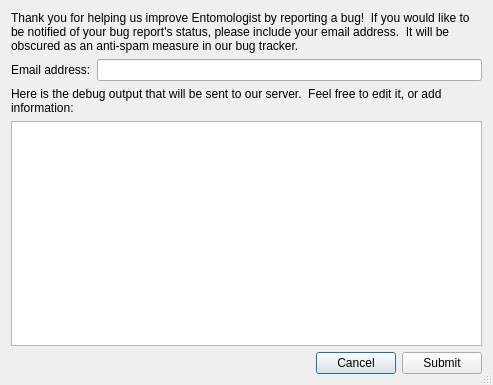
Before: the Qt Designer form ErrorReport.ui in Entomologist/entomologist, drawn with Qt 5.
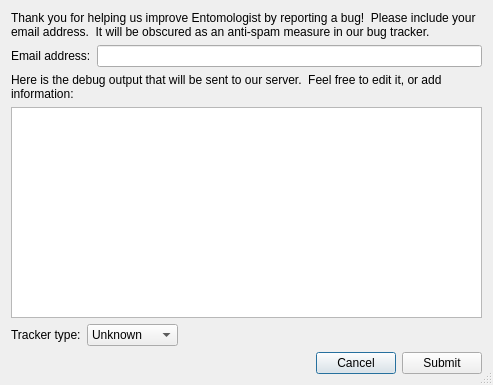
After: the same form once the commit is applied.

Commit message: Adding more debug output, fixing a segfault, adding a "tracker" dropdown for the error report

What changed in the file:
```diff
--- a/ErrorReport.ui
+++ b/ErrorReport.ui
@@ -26,7 +26,7 @@
    <item>
     <widget class="QLabel" name="thankYouLabel">
      <property name="text">
-      <string>Thank you for helping us improve Entomologist by reporting a bug!  If you would like to be notified of your bug report's status, please include your email address.  It will be obscured as an anti-spam measure in our bug tracker.</string>
+      <string>Thank you for helping us improve Entomologist by reporting a bug!  Please include your email address.  It will be obscured as an anti-spam measure in our bug tracker.</string>
      </property>
      <property name="wordWrap">
       <bool>true</bool>
@@ -60,6 +60,62 @@
    <item>
     <widget class="QPlainTextEdit" name="debugEdit"/>
    </item>
+   <item>
+    <layout class="QHBoxLayout" name="horizontalLayout_3">
+     <item>
+      <widget class="QLabel" name="trackerLabel">
+       <property name="text">
+        <string>Tracker type:</string>
+       </property>
+      </widget>
+     </item>
+     <item>
+      <widget class="QComboBox" name="trackerCombo">
+       <property name="sizeAdjustPolicy">
+        <enum>QComboBox::AdjustToContents</enum>
+       </property>
+       <item>
+        <property name="text">
+         <string>Unknown</string>
+        </property>
+       </item>
+       <item>
+        <property name="text">
+         <string>Trac</string>
+        </property>
+       </item>
+       <item>
+        <property name="text">
+         <string>Mantis</string>
+        </property>
+       </item>
+       <item>
+        <property name="text">
+         <string>Bugzilla</string>
+        </property>
+       </item>
+       <item>
+        <property name="text">
+         <string>Launchpad</string>
+        </property>
+       </item>
+      </widget>
+     </item>
+     <item>
+      <spacer name="horizontalSpacer_2">
+       <property name="orientation">
+        <enum>Qt::Horizontal</enum>
+       </property>
+       <property name="sizeHint" stdset="0">
+        <size>
+         <width>40</width>
+         <height>20</height>
+        </size>
+       </property>
+      </spacer>
+     </item>
+    </layout>
+   </item>
    <item>
     <layout class="QHBoxLayout" name="horizontalLayout_2">
      <item>
```
The commit also changes 9 other files.
